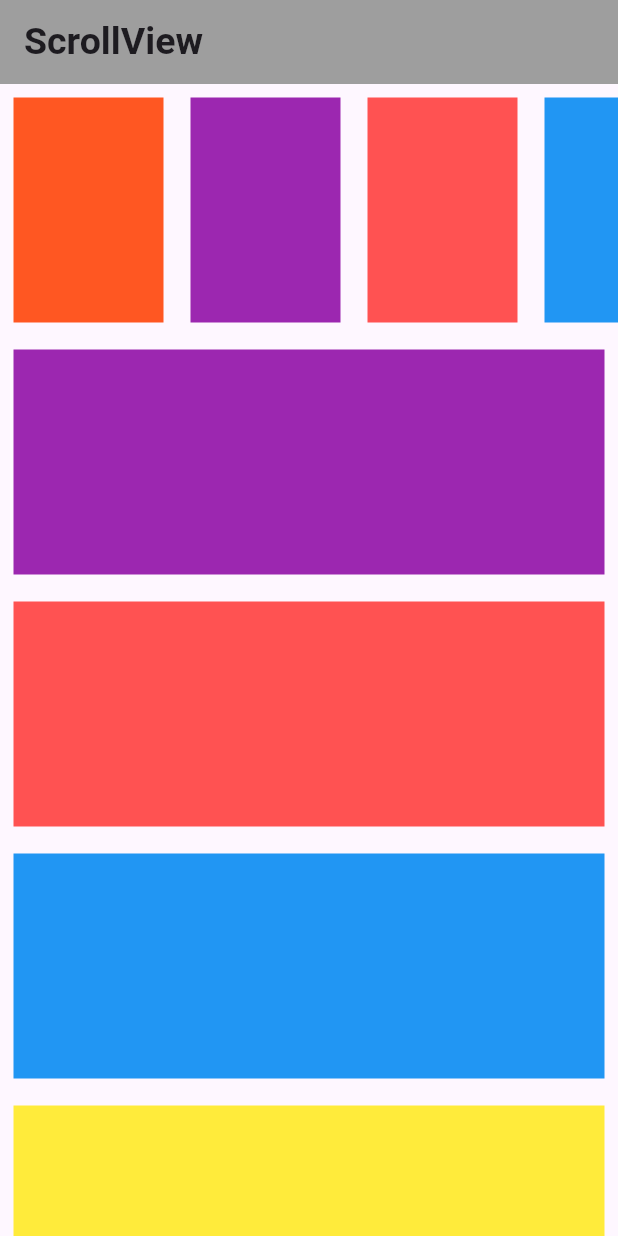
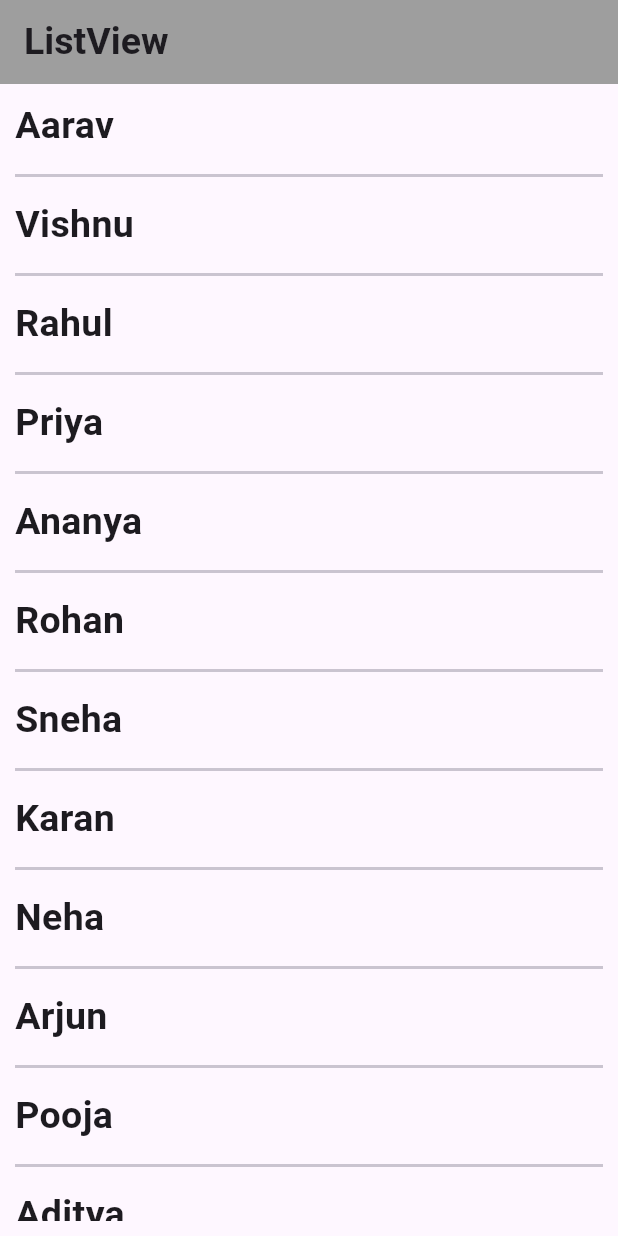
Before and after one commit to vishnuvarma681/ScrollView_Example, a Flutter app: the screen it shows after launch, on a phone screen of 412 x 824 dp. Run offline on Flutter 3.47's test engine with Material 3 defaults, Android fonts, the phone set to English and light mode, and no system bars.

Commit message:
list view example updated

```diff
--- a/lib/main.dart
+++ b/lib/main.dart
@@ -21,98 +21,33 @@ class ListViewExample extends StatelessWidget{
 class FirstPage extends StatelessWidget{
   @override
   Widget build(BuildContext context) {
+
+    var ArrNames = ["Aarav", "Vishnu", "Rahul", "Priya", "Ananya", "Rohan", "Sneha", "Karan", "Neha", "Arjun",
+                    "Pooja", "Aditya", "Meera", "Vikram", "Kavya", "Siddharth", "Aisha", "Nikhil", "Riya", "Dev"];
+
     return Scaffold(
       appBar: AppBar(
-        title: Text('ScrollView',
+        title: Text('ListView',
         style: TextStyle(
           fontSize: 25,
           fontWeight: FontWeight.bold,
         ),),
         backgroundColor: Colors.grey,
       ),
-      body: SingleChildScrollView(
-        child: Column(
-          children: [
-            SingleChildScrollView(
-              scrollDirection: Axis.horizontal,
-              child: Row(
-                children: [
-                  Container(
-                    margin : EdgeInsets.all(9.0),
-                    height: 150,
-                    width: 100,
-                    color:  Colors.deepOrange,
-                  ),
-                  Container(
-                    margin : EdgeInsets.all(9.0),
-                    height: 150,
-                    width: 100,
-                    color:  Colors.purple,
-                  ),
-                  Container(
-                    margin : EdgeInsets.all(9.0),
-                    height: 150,
-                    width: 100,
-                    color:  Colors.redAccent,
-                  ),
-                  Container(
-                    margin : EdgeInsets.all(9.0),
-                    height: 150,
-                    width: 100,
-                    color:  Colors.blue,
-                  ),
-                  Container(
-                    margin : EdgeInsets.all(9.0),
-                    height: 150,
-                    width: 100,
-                    color:  Colors.yellow,
-                  ),
-                ],
-              ),
+      body: Padding(
+        padding: const EdgeInsets.all(10.0),
+        child: ListView.separated(itemBuilder: (context,index) {
+          return Text(ArrNames[index], style: TextStyle(
+            fontSize: 25,
+            fontWeight: FontWeight.bold,
+          ),);
+        },
+            itemCount: ArrNames.length,
+           separatorBuilder: (BuildContext context, int index) {
+          return Divider(height: 30,thickness: 2);
+          },
             ),
-            Container(
-              margin : EdgeInsets.all(9.0),
-              height: 150,
-              color:  Colors.purple,
-            ),
-            Container(
-              margin : EdgeInsets.all(9.0),
-              height: 150,
-              color:  Colors.redAccent,
-            ),
-            Container(
-              margin : EdgeInsets.all(9.0),
-              height: 150,
-              color:  Colors.blue,
-            ),
-            Container(
-              margin : EdgeInsets.all(9.0),
-              height: 150,
-              color:  Colors.yellow,
-            ),
-            Container(
-              margin : EdgeInsets.all(9.0),
-              height: 150,
-              color:  Colors.green,
-            ),
-            Container(
-              margin : EdgeInsets.all(9.0),
-              height: 150,
-              color:  Colors.grey,
-            ),
-            Container(
-              margin : EdgeInsets.all(9.0),
-              height: 150,
-              color:  Colors.tealAccent,
-            ),
-            Container(
-              margin : EdgeInsets.all(9.0),
-              height: 150,
-              color:  Colors.pinkAccent,
-            ),
-          ],
-        ),
-      ),
+      )
     );
   }
 }
```
